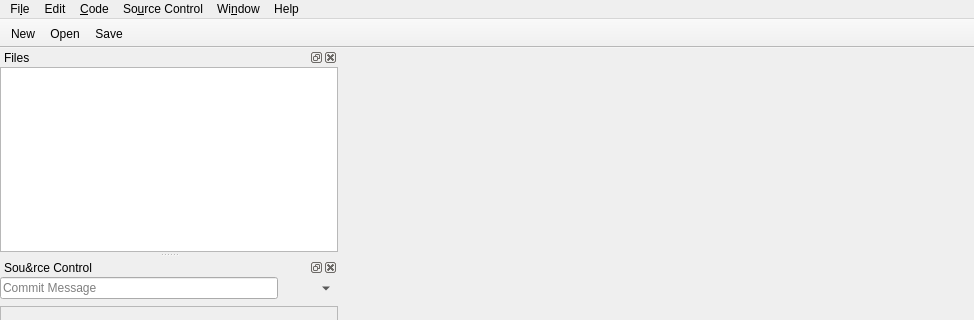
Old version of the form slate/mainwindow.ui in the repository theCheeseboard/theSlate; both pictures show x 0 to 974 and y 0 to 320 of the 974 by 702 pixel window.
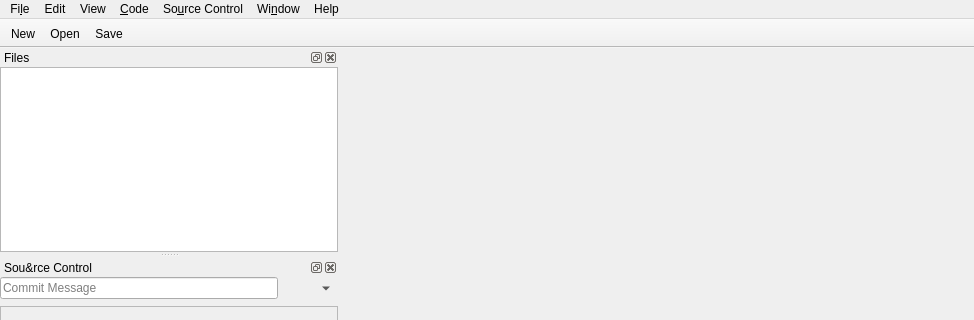
New version of the form. Icons and pictures are not drawn.

Patch:
```diff
--- a/slate/mainwindow.ui
+++ b/slate/mainwindow.ui
@@ -229,8 +229,16 @@
      <string>Wi&amp;ndow</string>
     </property>
    </widget>
+   <widget class="QMenu" name="menuView">
+    <property name="title">
+     <string>View</string>
+    </property>
+    <addaction name="actionNew_Window"/>
+    <addaction name="separator"/>
+   </widget>
    <addaction name="menuFile"/>
    <addaction name="menuEdit"/>
+   <addaction name="menuView"/>
    <addaction name="menuCode"/>
    <addaction name="menuSource_Control"/>
    <addaction name="menuWindow"/>
```
Left out of the diff: 1 changed line with no effect on the pictures.
